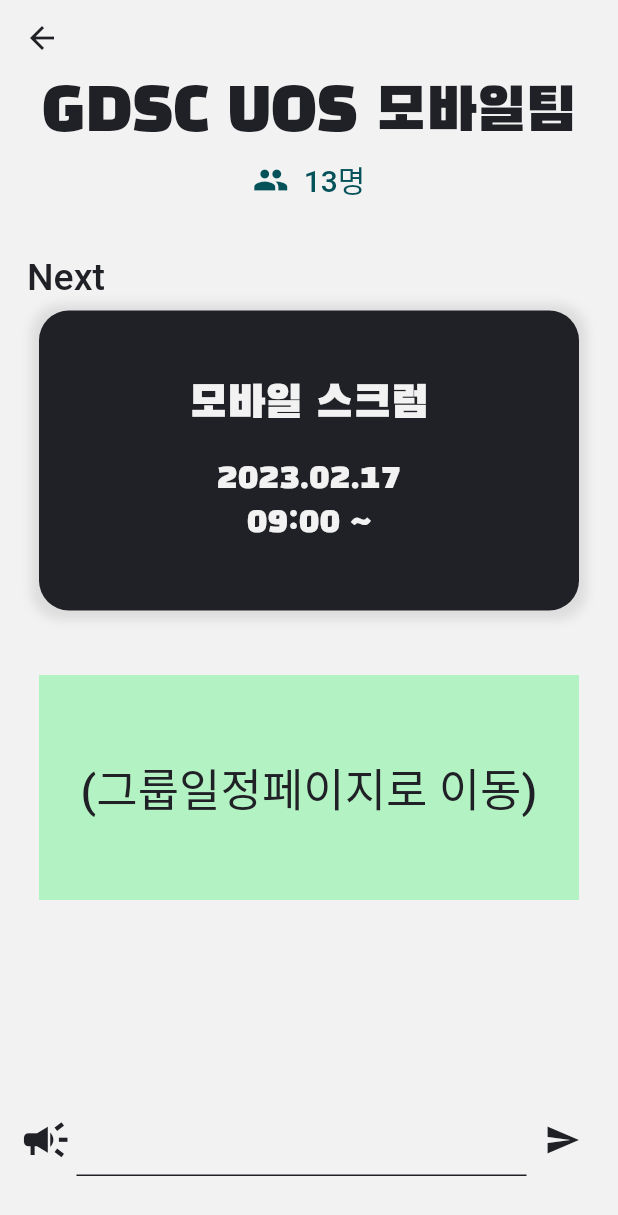
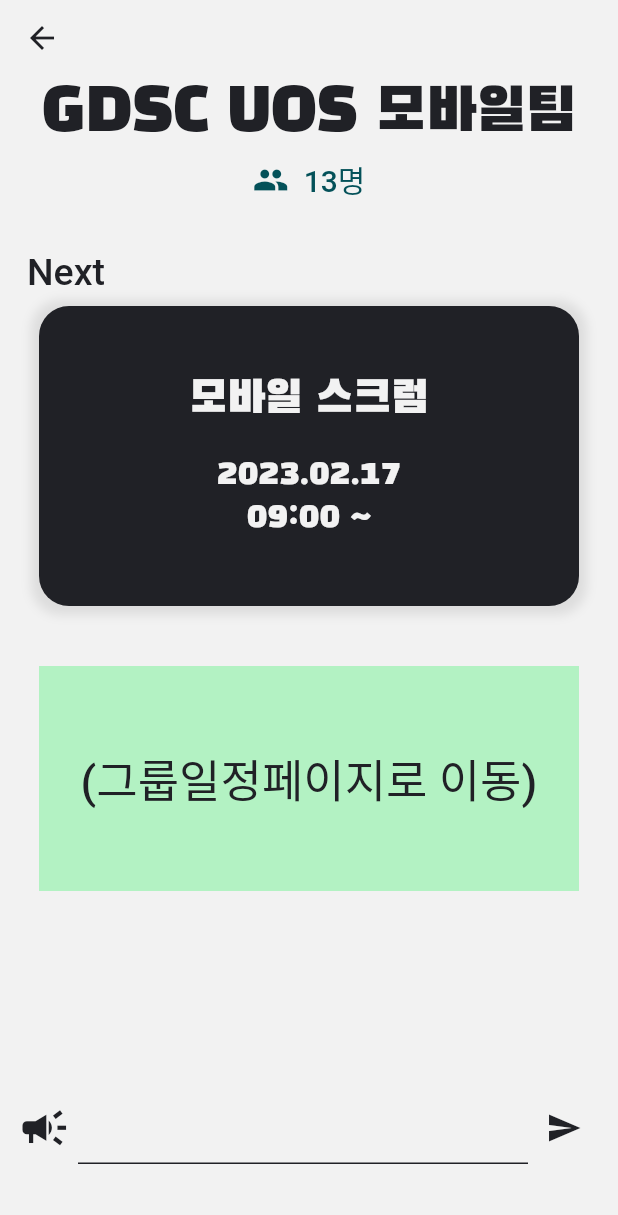
Before and after one commit to hfjxjjd123/Attendance_Moblie, a Flutter app: the GroupHostScreen screen opened by its route, after a tap on "13명", on a phone screen of 412 x 824 dp. Shown: the top 1215 px of the screen. Run offline on Flutter 3.47's test engine with Material 2 defaults, Android fonts, the phone set to English and light mode, and no system bars; our stand-ins replace beamer, logger.

Commit message:
수직패딩 컴포넌트화

```diff
--- /dev/null
+++ b/lib/const/padding.dart
@@ -0,0 +1,6 @@
+double TINY_SPACE = 5;
+double SMALL_SPACE = 8;
+
+double MEDIUM_SPACE = 16;
+double BIG_SPACE = 32;
+double HUGE_SPACE = 60;
--- /dev/null
+++ b/lib/view/components/vertical_padding.dart
@@ -0,0 +1,14 @@
+
+import 'package:flutter/material.dart';
+
+class VerticalPadding extends StatelessWidget {
+  VerticalPadding({Key? key, required this.height}) : super(key: key);
+  double height;
+
+  @override
+  Widget build(BuildContext context) {
+    return Container(
+      height: height,
+    );
+  }
+}
--- a/lib/view/screens/group_host_screen.dart
+++ b/lib/view/screens/group_host_screen.dart
@@ -1,8 +1,11 @@
 import 'package:beamer/beamer.dart';
 import 'package:flutter/material.dart';
 import 'package:gdsc_uos_atttendance/const/colors.dart';
+import 'package:gdsc_uos_atttendance/const/debug.dart';
+import 'package:gdsc_uos_atttendance/const/padding.dart';
 import 'package:gdsc_uos_atttendance/view/components/group_title.dart';
 import 'package:gdsc_uos_atttendance/view/components/host_event.dart';
+import 'package:gdsc_uos_atttendance/view/components/vertical_padding.dart';
 
 class GroupHostScreen extends StatelessWidget {
   const GroupHostScreen({Key? key}) : super(key: key);
@@ -18,12 +21,10 @@
             child: Column(
               children: [
                 GroupTitle(title: "GDSC UOS 모바일팀"),
-                Container(
-                  height: 5,
-                ),
+                VerticalPadding(height: TINY_SPACE),
                 InkWell(
                   onTap: () {
-                    print("d");
+                    logger.d("TAPPED");
                   },
                   child: Row(
                     mainAxisAlignment: MainAxisAlignment.center,
@@ -45,9 +46,7 @@
                     ],
                   ),
                 ),
-                Container(
-                  height: 35,
-                ),
+                VerticalPadding(height: BIG_SPACE),
                 Column(
                   crossAxisAlignment: CrossAxisAlignment.start,
                   children: [
@@ -59,9 +58,7 @@
                         event: "모바일 스크럼", date: "2023.02.17", time: "09:00"),
                   ],
                 ),
-                Container(
-                  height: 35,
-                ),
+                VerticalPadding(height: BIG_SPACE),
                 Container(
                   color: brightColor,
                   width: 360,
@@ -80,7 +77,7 @@
                   mainAxisAlignment: MainAxisAlignment.center,
                   children: [
                     Icon(Icons.campaign, size: 35, color: baseColor,),
-                    Container(width: 3,),
+                    Container(width: TINY_SPACE,),
                     SizedBox(
                       width: 300,
                         child: TextFormField(
@@ -102,7 +99,7 @@
                     )
                   ],
                 ),
-                Container(height: 40,)
+                Container(height: 48,)
               ],
             ),
           ),
```
